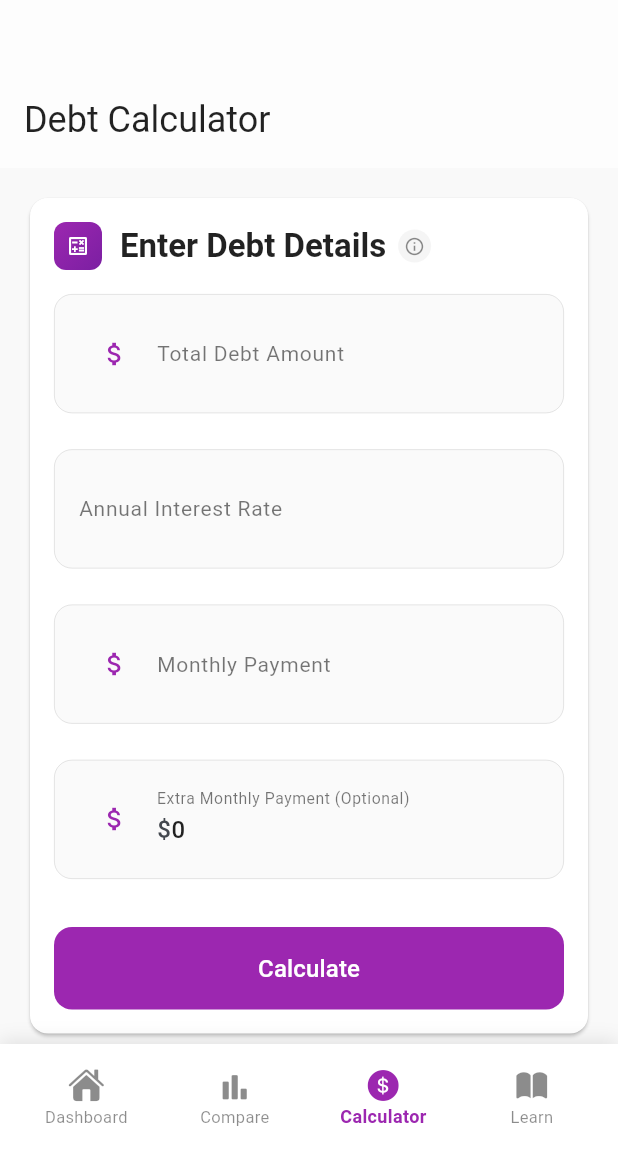
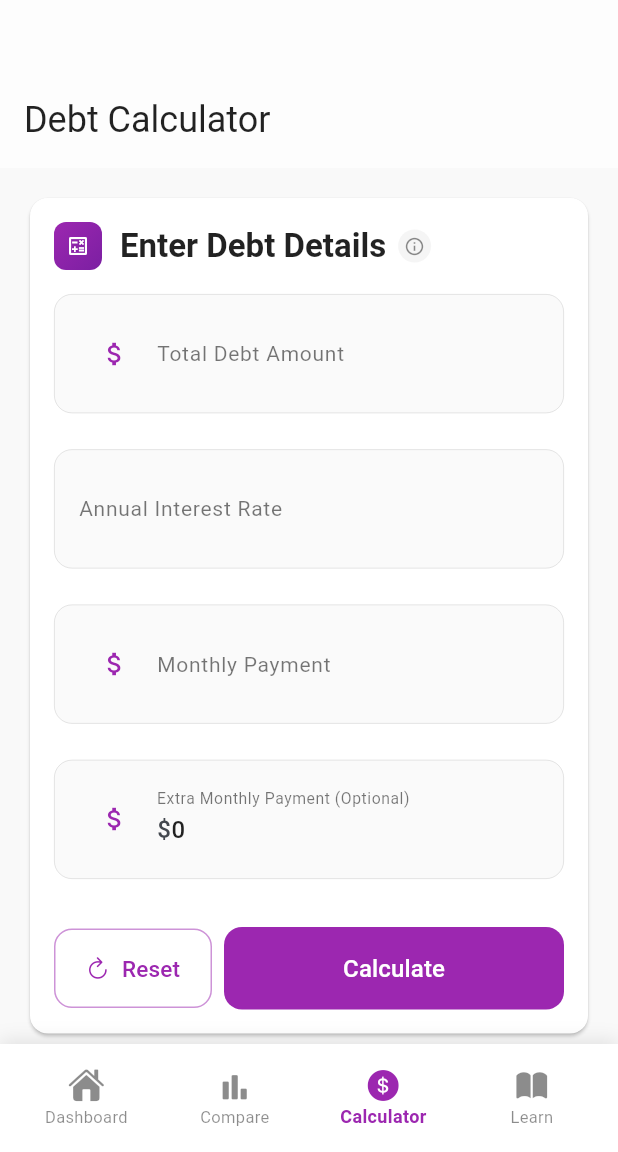
Before and after one commit to terdia/debt_visualizer, a Flutter app: the screen it shows after launch, item 3 of the bottom bar chosen, on a phone screen of 412 x 824 dp, the part 84-1236 px from its top. Run offline on Flutter 3.47's test engine with Material 3 defaults, Android fonts, the phone set to English and light mode, and no system bars; our stand-ins replace fl_chart, flutter_dotenv, flutter_secure_storage, hive_flutter, in_app_purchase, supabase_flutter; accounts and stored records are empty; Roboto replaces fonts that are missing (Montserrat).

```diff
--- a/lib/screens/calculator_screen.dart
+++ b/lib/screens/calculator_screen.dart
@@ -1,5 +1,6 @@
 import 'package:flutter/material.dart';
 import 'package:flutter/services.dart';
+import 'package:flutter/cupertino.dart';
 import 'package:intl/intl.dart';
 import '../models/debt_profile.dart';
 import '../services/debt_service.dart';
@@ -237,8 +238,59 @@ class _CalculatorScreenState extends State<CalculatorScreen> {
                             prefix: '\$',
                           ),
                           const SizedBox(height: 24),
-                          Container(
-                            width: double.infinity,
+                          Row(
+                            children: [
+                              // Reset button
+                              Expanded(
+                                flex: 1,
+                                child: Container(
+                                  margin: const EdgeInsets.only(right: 8),
+                                  child: OutlinedButton(
+                                    onPressed: () {
+                                      setState(() {
+                                        // Clear all input fields
+                                        _debtController.clear();
+                                        _interestController.clear();
+                                        _paymentController.clear();
+                                        _extraPaymentController.text = '0';
+                                        _showResults = false;
+                                        _calculatedProfile = null;
+                                        _payoffData = null;
+                                      });
+                                    },
+                                    style: OutlinedButton.styleFrom(
+                                      side: BorderSide(
+                                        color: const Color(0xFF9C27B0).withOpacity(0.5),
+                                        width: 1,
+                                      ),
+                                      padding: const EdgeInsets.symmetric(vertical: 16),
+                                      shape: RoundedRectangleBorder(borderRadius: BorderRadius.circular(12)),
+                                    ),
+                                    child: Row(
+                                      mainAxisAlignment: MainAxisAlignment.center,
+                                      children: [
+                                        Icon(
+                                          CupertinoIcons.refresh,
+                                          size: 16,
+                                          color: const Color(0xFF9C27B0),
+                                        ),
+                                        const SizedBox(width: 8),
+                                        Text(
+                                          'Reset',
+                                          style: TextStyle(
+                                            color: const Color(0xFF9C27B0),
+                                            fontSize: 15,
+                                          ),
+                                        ),
+                                      ],
+                                    ),
+                                  ),
+                                ),
+                              ),
+                              // Calculate button
+                              Expanded(
+                                flex: 2,
+                                child: Container(
                                   child: ElevatedButton(
                                     onPressed: _calculate,
                                     style: ElevatedButton.styleFrom(
@@ -248,8 +300,11 @@ class _CalculatorScreenState extends State<CalculatorScreen> {
                                       shape: RoundedRectangleBorder(borderRadius: BorderRadius.circular(12)),
                                       elevation: 0,
                                     ),
-                              child: const Text('Calculate', style: TextStyle(fontSize: 16)),
+                                    child: Text('Calculate', style: TextStyle(fontSize: 16)),
                                   ),
+                                ),
+                              ),
+                            ],
                           ),
                         ],
                       ),
```
Also changed, not shown: lib/screens/comparison_screen.dart (+52 -14 lines). Lines whose indentation alone changed are shown as unchanged.
